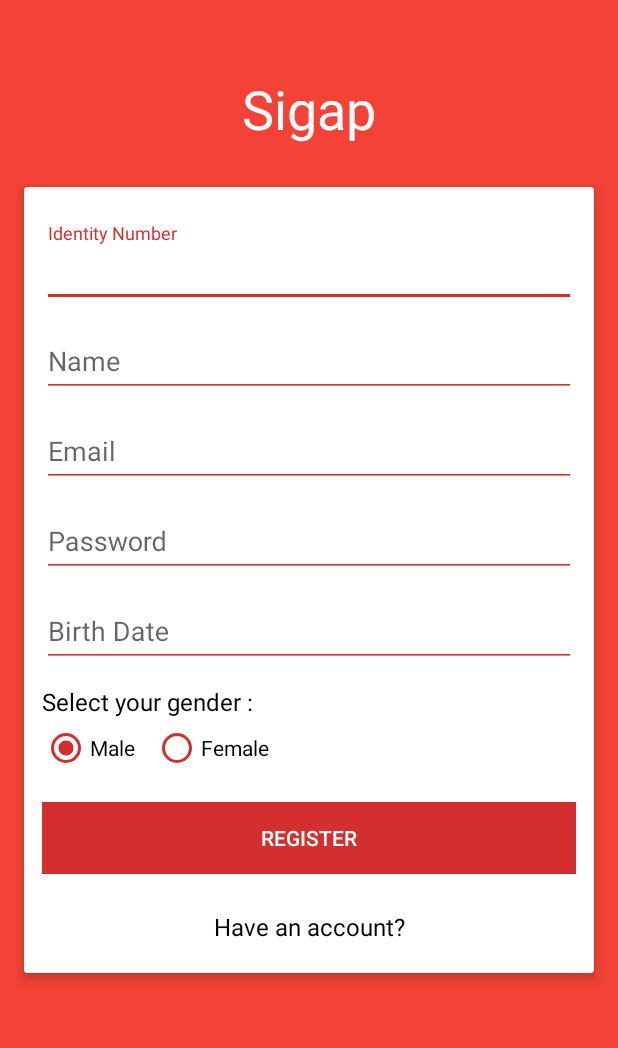
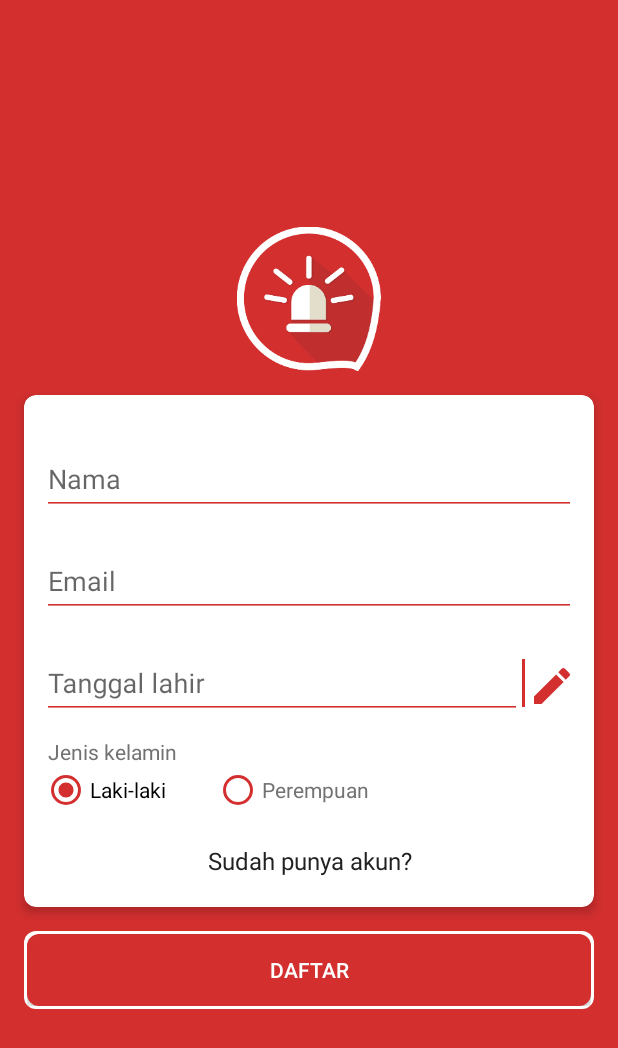
Before and after one commit to zetbaitsu/Sigap, an Android app: the layout activity_register.xml on its own in the app's theme, with its tools: preview values and no code run, on a phone screen of 412 x 824 dp. Shown: the top 1048 px of the screen. Run offline under Robolectric (Android 15) with nearby library versions, the phone set to English and light mode, and no system bars.

Commit message:
prepare for registration page

```diff
--- /dev/null
+++ b/android/app/src/main/res/drawable/ic_create.xml
@@ -0,0 +1,25 @@
+<!--
+  ~ Copyright (c) 2015 SatuSatuDua.
+  ~
+  ~ Licensed under the Apache License, Version 2.0 (the "License");
+  ~ you may not use this file except in compliance with the License.
+  ~ You may obtain a copy of the License at
+  ~
+  ~      http://www.apache.org/licenses/LICENSE-2.0
+  ~
+  ~ Unless required by applicable law or agreed to in writing, software
+  ~ distributed under the License is distributed on an "AS IS" BASIS,
+  ~ WITHOUT WARRANTIES OR CONDITIONS OF ANY KIND, either express or implied.
+  ~ See the License for the specific language governing permissions and
+  ~ limitations under the License.
+  -->
+
+<vector xmlns:android="http://schemas.android.com/apk/res/android"
+        android:width="24dp"
+        android:height="24dp"
+        android:viewportWidth="24.0"
+        android:viewportHeight="24.0">
+    <path
+        android:fillColor="#D32F2F"
+        android:pathData="M3,17.25V21h3.75L17.81,9.94l-3.75,-3.75L3,17.25zM20.71,7.04c0.39,-0.39 0.39,-1.02 0,-1.41l-2.34,-2.34c-0.39,-0.39 -1.02,-0.39 -1.41,0l-1.83,1.83 3.75,3.75 1.83,-1.83z"/>
+</vector>
--- a/android/app/src/main/res/layout/activity_login.xml
+++ b/android/app/src/main/res/layout/activity_login.xml
@@ -24,7 +24,6 @@
     android:background="@color/colorPrimaryDark"
     android:focusable="true"
     android:focusableInTouchMode="true"
-    android:orientation="vertical"
     tools:context=".ui.LoginActivity">
 
     <ImageView
--- a/android/app/src/main/res/layout/activity_register.xml
+++ b/android/app/src/main/res/layout/activity_register.xml
@@ -15,34 +15,31 @@
   ~ limitations under the License.
   -->
 
-<ScrollView
+<LinearLayout
     xmlns:android="http://schemas.android.com/apk/res/android"
     xmlns:app="http://schemas.android.com/apk/res-auto"
+    xmlns:tools="http://schemas.android.com/tools"
     android:layout_width="match_parent"
     android:layout_height="match_parent"
-    android:background="@color/colorPrimary">
+    android:background="@color/colorPrimaryDark"
+    android:focusable="true"
+    android:focusableInTouchMode="true"
+    android:gravity="center_vertical"
+    android:orientation="vertical"
+    tools:context=".ui.RegisterActivity">
 
-    <RelativeLayout
-        android:layout_width="match_parent"
-        android:layout_height="wrap_content">
-
-        <TextView
-            android:id="@+id/title"
-            android:layout_width="wrap_content"
-            android:layout_height="wrap_content"
-            android:layout_centerHorizontal="true"
-            android:layout_marginBottom="12dp"
-            android:layout_marginTop="48dp"
-            android:text="@string/app_name"
-            android:textColor="#FFF"
-            android:textSize="36sp"/>
+    <ImageView
+        android:layout_width="96dp"
+        android:layout_height="96dp"
+        android:layout_gravity="center_horizontal"
+        android:src="@drawable/big_icon"/>
 
     <android.support.v7.widget.CardView
         android:id="@+id/card_view"
         android:layout_width="match_parent"
         android:layout_height="wrap_content"
-            android:layout_below="@+id/title"
         android:layout_margin="16dp"
+        app:cardCornerRadius="8dp"
         app:cardElevation="4dp">
 
         <LinearLayout
@@ -54,57 +51,15 @@
             <android.support.design.widget.TextInputLayout
                 android:layout_width="match_parent"
                 android:layout_height="wrap_content"
-                    android:layout_marginBottom="4dp"
+                android:layout_marginBottom="12dp"
                 android:layout_marginTop="12dp">
 
                 <EditText
-                        android:id="@+id/id_number"
+                    android:id="@+id/nama"
                     android:layout_width="match_parent"
                     android:layout_height="wrap_content"
-                        android:hint="Identity Number"
-                        android:inputType="number"/>
-
-                </android.support.design.widget.TextInputLayout>
-
-                <android.support.design.widget.TextInputLayout
-                    android:layout_width="match_parent"
-                    android:layout_height="wrap_content"
-                    android:layout_marginBottom="4dp">
-
-                    <EditText
-                        android:id="@+id/name"
-                        android:layout_width="match_parent"
-                        android:layout_height="wrap_content"
-                        android:hint="Name"
-                        android:inputType="textPersonName"/>
-
-                </android.support.design.widget.TextInputLayout>
-
-                <android.support.design.widget.TextInputLayout
-                    android:layout_width="match_parent"
-                    android:layout_height="wrap_content"
-                    android:layout_marginBottom="4dp">
-
-                    <EditText
-                        android:id="@+id/email"
-                        android:layout_width="match_parent"
-                        android:layout_height="wrap_content"
-                        android:hint="@string/email"
-                        android:inputType="textEmailAddress"/>
-
-                </android.support.design.widget.TextInputLayout>
-
-                <android.support.design.widget.TextInputLayout
-                    android:layout_width="match_parent"
-                    android:layout_height="wrap_content"
-                    android:layout_marginBottom="4dp">
-
-                    <EditText
-                        android:id="@+id/password"
-                        android:layout_width="match_parent"
-                        android:layout_height="wrap_content"
-                        android:hint="@string/password"
-                        android:inputType="textPassword"/>
+                    android:hint="Nama"
+                    android:inputType="textCapWords"/>
 
             </android.support.design.widget.TextInputLayout>
 
@@ -114,58 +69,87 @@
                 android:layout_marginBottom="12dp">
 
                 <EditText
-                        android:id="@+id/birthdate"
+                    android:id="@+id/email"
                     android:layout_width="match_parent"
                     android:layout_height="wrap_content"
-                        android:hint="Birth Date"
-                        android:inputType="date"/>
+                    android:hint="@string/email"
+                    android:imeOptions="actionDone"
+                    android:inputType="textEmailAddress"/>
 
             </android.support.design.widget.TextInputLayout>
 
-                <TextView
-                    android:layout_width="match_parent"
-                    android:layout_height="wrap_content"
-                    android:layout_marginBottom="4dp"
-                    android:text="Select your gender :"
-                    android:textColor="#000"
-                    android:textSize="16sp"/>
-
-                <RadioGroup
+            <LinearLayout
                 android:layout_width="match_parent"
                 android:layout_height="wrap_content"
                 android:layout_marginBottom="12dp"
                 android:orientation="horizontal">
 
-                    <RadioButton
-                        android:id="@+id/male"
+                <android.support.design.widget.TextInputLayout
+                    android:layout_width="0dp"
+                    android:layout_height="wrap_content"
+                    android:layout_weight="1"
+                    android:orientation="horizontal">
+
+                    <EditText
+                        android:id="@+id/tgl_lahir"
+                        android:layout_width="match_parent"
+                        android:layout_height="wrap_content"
+                        android:enabled="false"
+                        android:hint="Tanggal lahir"
+                        android:inputType="date"/>
+
+                </android.support.design.widget.TextInputLayout>
+
+                <View
+                    android:layout_width="2dp"
+                    android:layout_height="32dp"
+                    android:layout_gravity="bottom"
+                    android:layout_marginBottom="8dp"
+                    android:layout_marginEnd="2dp"
+                    android:layout_marginRight="2dp"
+                    android:background="@color/colorPrimaryDark"/>
+
+                <ImageView
+                    android:id="@+id/date_picker"
+                    android:layout_width="32dp"
+                    android:layout_height="32dp"
+                    android:layout_gravity="bottom"
+                    android:layout_marginBottom="6dp"
+                    android:src="@drawable/ic_create"/>
+            </LinearLayout>
+
+            <TextView
                 android:layout_width="wrap_content"
                 android:layout_height="wrap_content"
-                        android:layout_marginRight="12dp"
-                        android:layout_marginEnd="12dp"
-                        android:checked="true"
-                        android:text="Male"/>
+                android:layout_marginLeft="4dp"
+                android:layout_marginStart="4dp"
+                android:text="Jenis kelamin"
+                android:textColor="@color/secondary_text"
+                android:textSize="14sp"/>
+
+            <RadioGroup
+                android:layout_width="match_parent"
+                android:layout_height="wrap_content"
+                android:layout_marginBottom="8dp"
+                android:orientation="horizontal">
 
                 <RadioButton
-                        android:id="@+id/female"
+                    android:id="@+id/laki"
                     android:layout_width="wrap_content"
                     android:layout_height="wrap_content"
-                        android:text="Female"/>
+                    android:checked="true"
+                    android:text="Laki-laki"/>
+
+                <RadioButton
+                    android:id="@+id/perempuan"
+                    android:layout_width="wrap_content"
+                    android:layout_height="wrap_content"
+                    android:layout_marginLeft="32dp"
+                    android:layout_marginStart="32dp"
+                    android:text="Perempuan"
+                    android:textColor="@color/secondary_text"/>
+
             </RadioGroup>
-
-                <android.support.v7.widget.ButtonBarLayout
-                    android:layout_width="match_parent"
-                    android:layout_height="wrap_content"
-                    android:layout_marginBottom="12dp"
-                    android:layout_marginTop="8dp">
-
-                    <Button
-                        android:id="@+id/register"
-                        android:layout_width="match_parent"
-                        android:layout_height="wrap_content"
-                        android:background="@color/colorPrimaryDark"
-                        android:text="@string/register"
-                        android:textColor="#FFF"/>
-                </android.support.v7.widget.ButtonBarLayout>
 
             <TextView
                 android:id="@+id/login"
@@ -174,13 +158,28 @@
                 android:layout_marginBottom="8dp"
                 android:layout_marginTop="12dp"
                 android:gravity="center"
-                    android:text="@string/have_account"
-                    android:textColor="#000"
+                android:text="Sudah punya akun?"
                 android:textSize="16sp"/>
 
         </LinearLayout>
 
     </android.support.v7.widget.CardView>
 
-    </RelativeLayout>
-</ScrollView>
+    <LinearLayout
+        android:layout_width="match_parent"
+        android:layout_height="wrap_content"
+        android:layout_marginLeft="16dp"
+        android:layout_marginRight="16dp"
+        android:background="@drawable/rounded_white"
+        android:padding="2dp">
+
+        <Button
+            android:id="@+id/register"
+            android:layout_width="match_parent"
+            android:layout_height="wrap_content"
+            android:background="@drawable/rounded_primary_dark"
+            android:text="@string/daftar"
+            android:textColor="@color/white"/>
+    </LinearLayout>
+
+</LinearLayout>
```
Also changed, not shown: android/app/src/main/java/id/satusatudua/sigap/data/model/Location.java (+32 -1 lines), android/app/src/main/java/id/satusatudua/sigap/data/model/User.java (+31 -97 lines), android/app/src/main/java/id/satusatudua/sigap/ui/RegisterActivity.java (+24 -31 lines). Lines whose indentation alone changed are shown as unchanged.
